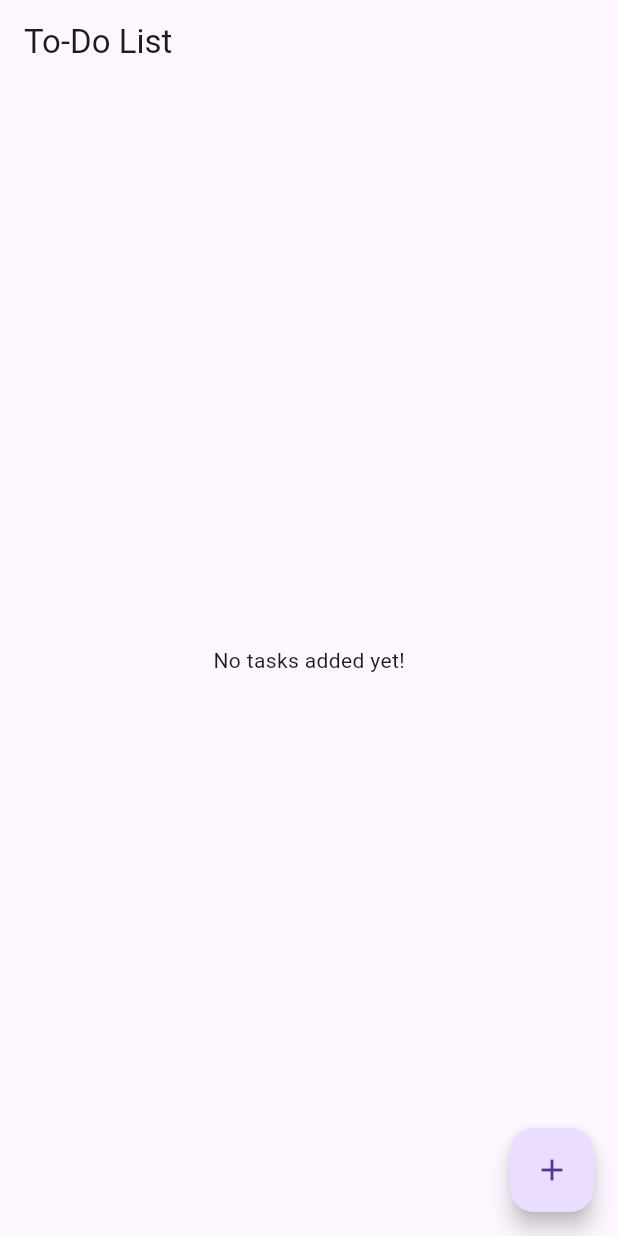
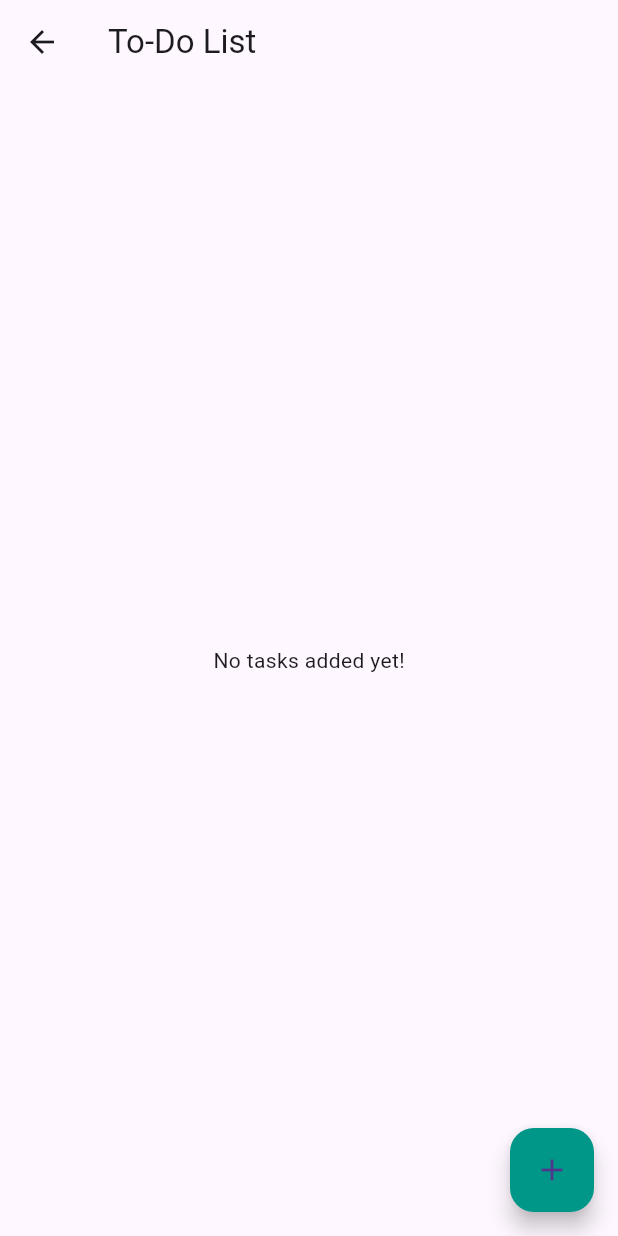
Before and after one commit to Kinthu123/flutter_application_1, a Flutter app: the screen it shows after launch, on a phone screen of 412 x 824 dp. Run offline on Flutter 3.47's test engine with Material 3 defaults, Android fonts, the phone set to English and light mode, and no system bars.

Commit message:
git commit -m

```diff
--- a/lib/home_screen.dart
+++ b/lib/home_screen.dart
@@ -82,6 +82,7 @@ class _HomeScreenState extends State<HomeScreen> {
           }
         },
         child: const Icon(Icons.add),
+        backgroundColor: Colors.teal,
       ),
     );
   }
--- a/lib/main.dart
+++ b/lib/main.dart
@@ -2,6 +2,7 @@ import 'package:flutter/material.dart';
 import 'home_screen.dart';
 import 'create_screen.dart';
 import 'edit_screen.dart';
+import 'splash_screen.dart'; // Import the SplashScreen
 
 void main() {
   runApp(const MyApp());
@@ -18,9 +19,9 @@ class MyApp extends StatelessWidget {
         primarySwatch: Colors.blue,
         visualDensity: VisualDensity.adaptivePlatformDensity,
       ),
-      // Set the HomeScreen as the first screen
-      initialRoute: '/',
+      initialRoute: '/splash', // Set SplashScreen as the initial screen
       routes: {
+        '/splash': (context) => const SplashScreen(), // Add SplashScreen route
         '/': (context) => const HomeScreen(),
         '/create': (context) => const CreateScreen(),
         '/edit': (context) => const EditScreen(),
```
Also changed, not shown: lib/splash_screen.dart (+26 -7 lines).
